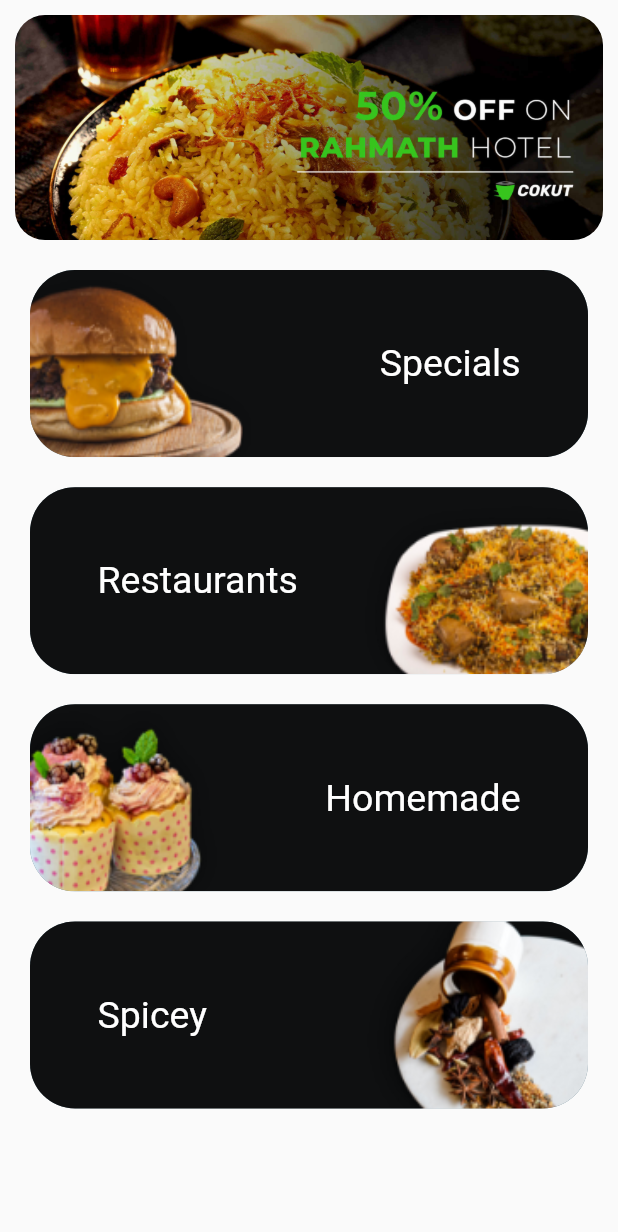
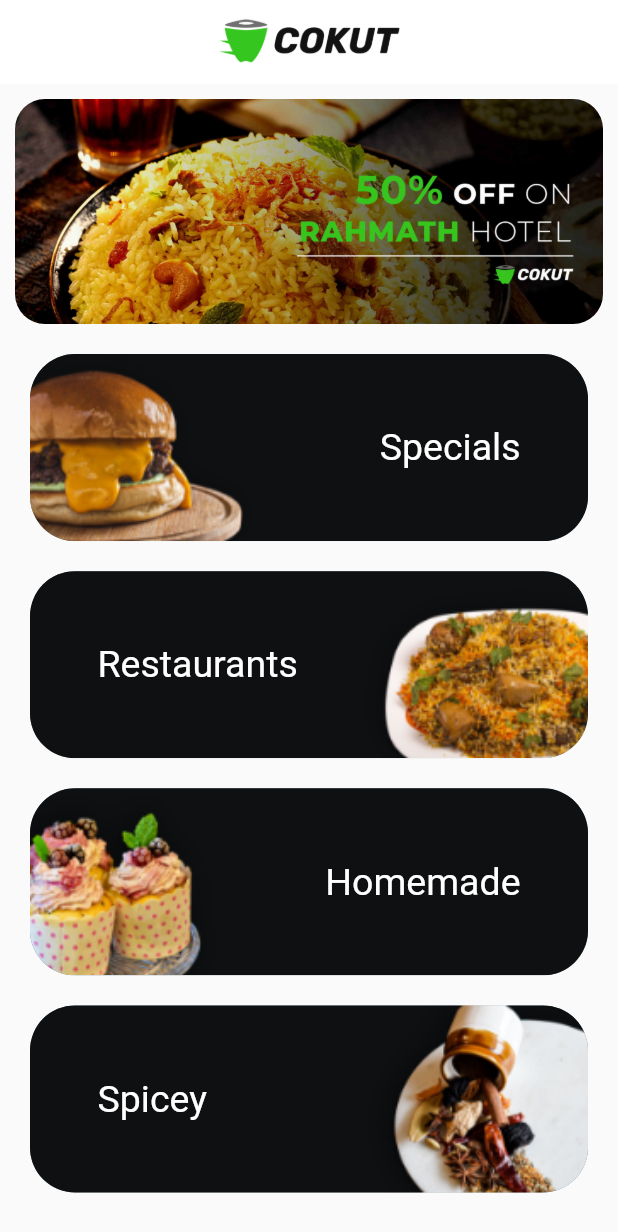
Before and after one commit to incrypto32/cokut-app, a Flutter app: the HomeWidget screen opened directly, on a phone screen of 412 x 824 dp. Shown: the top 1232 px of the screen. Run offline on Flutter 3.47's test engine with Material 2 defaults, Android fonts, the phone set to English and light mode, and no system bars; drawn by our look-alikes of carousel_slider; our stand-ins replace bloc, connectivity, dio, equatable, firebase_auth, firebase_core and 9 more; accounts and stored records are empty; generated files the repository leaves out were written again; network calls fail.

Commit message:
appbar added

```diff
--- a/lib/presentation/widgets/main/home_page.dart
+++ b/lib/presentation/widgets/main/home_page.dart
@@ -6,7 +6,17 @@ class HomeWidget extends StatelessWidget {
 
   @override
   Widget build(BuildContext context) {
-    return SingleChildScrollView(
+    return Scaffold(
+      appBar: AppBar(
+        backgroundColor: Colors.white,
+        centerTitle: true,
+        elevation: 0,
+        title: Image.asset(
+          'assets/images/blaksid.png',
+          height: 40,
+        ),
+      ),
+      body: SingleChildScrollView(
         child: Column(
           children: [
             Container(
@@ -61,6 +71,7 @@ class HomeWidget extends StatelessWidget {
             ],
           ],
         ),
+      ),
     );
   }
 
```
Lines whose indentation alone changed are shown as unchanged.
